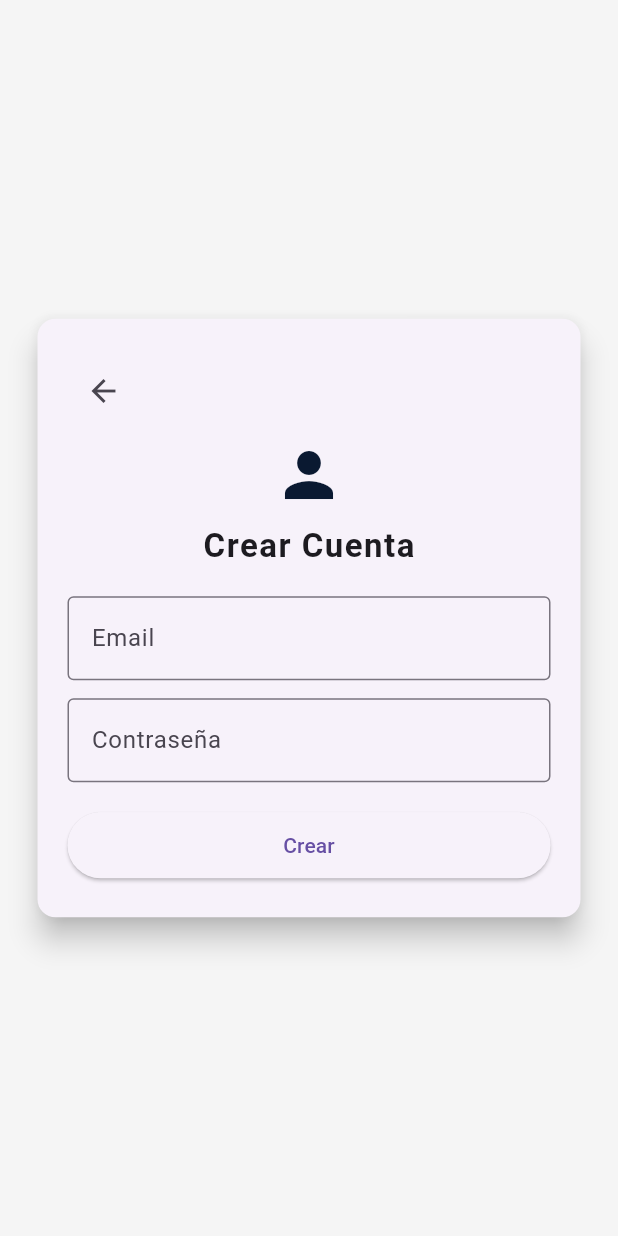
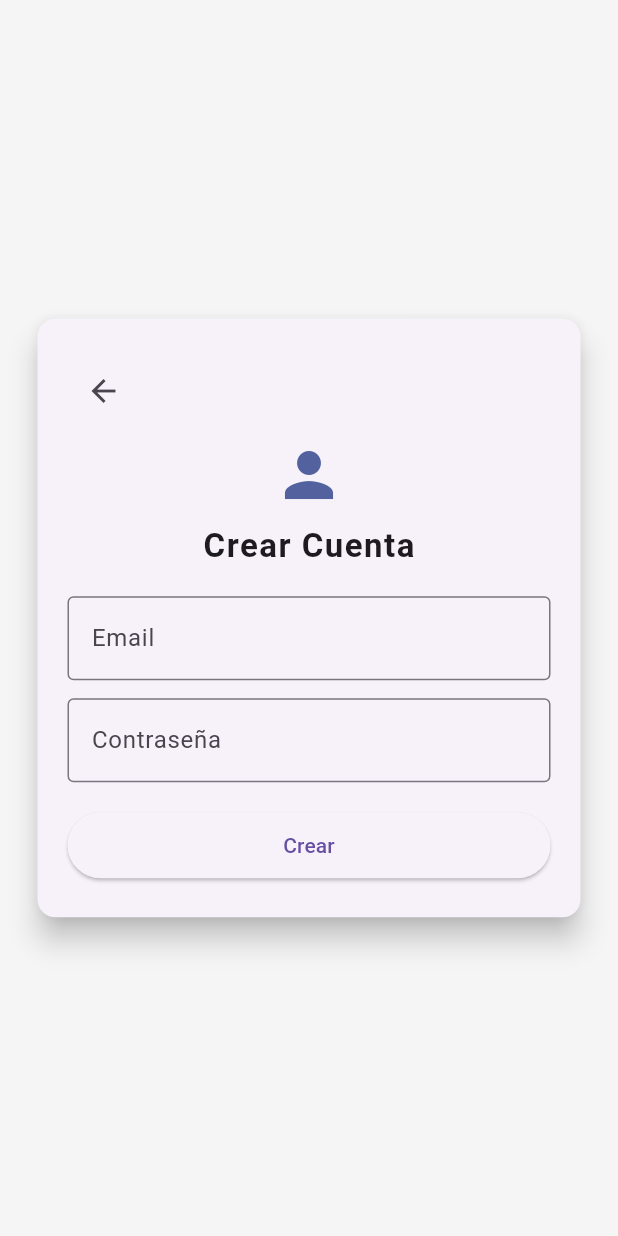
Before and after one commit to GabrielMolinaUsm135/PROYECTO-MOVIL-FRONTEND, a Flutter app: the screen it shows after launch, after a tap on "Crear cuenta", on a phone screen of 412 x 824 dp. Run offline on Flutter 3.47's test engine with Material 3 defaults, Android fonts, the phone set to English and light mode, and no system bars; our stand-ins replace cloud_firestore, firebase_auth, firebase_core, flutter_material_design_icons, shared_preferences; accounts and stored records are empty.

Commit message:
Cambiar colores principales
- aun se pueden cambiar los colores lol

```diff
--- a/front/firebase_app_tui/firebase_app_tui/lib/constants/app_colors.dart
+++ b/front/firebase_app_tui/firebase_app_tui/lib/constants/app_colors.dart
@@ -1,9 +1,9 @@
 import 'package:flutter/material.dart';
 
-const Color primaryColor = Color(0xFF4CAF50);
-const Color secondaryColor = Color(0xFF0A1931);
+const Color primaryColor = Color(0xFF473472);
+const Color secondaryColor = Color(0xFF53629E);
 const Color backgroundColor = Color(0xFFF5F5F5);
 const Color textColor = Color(0xFF1A1A1A);
 const Color textSecondary = Color(0xFF757575);
 const Color borderColor = Color(0xFFE0E0E0);
-const Color accentColor = Color(0xFFFF9800);
+const Color accentColor = Color(0xFF87BAC3);
```
